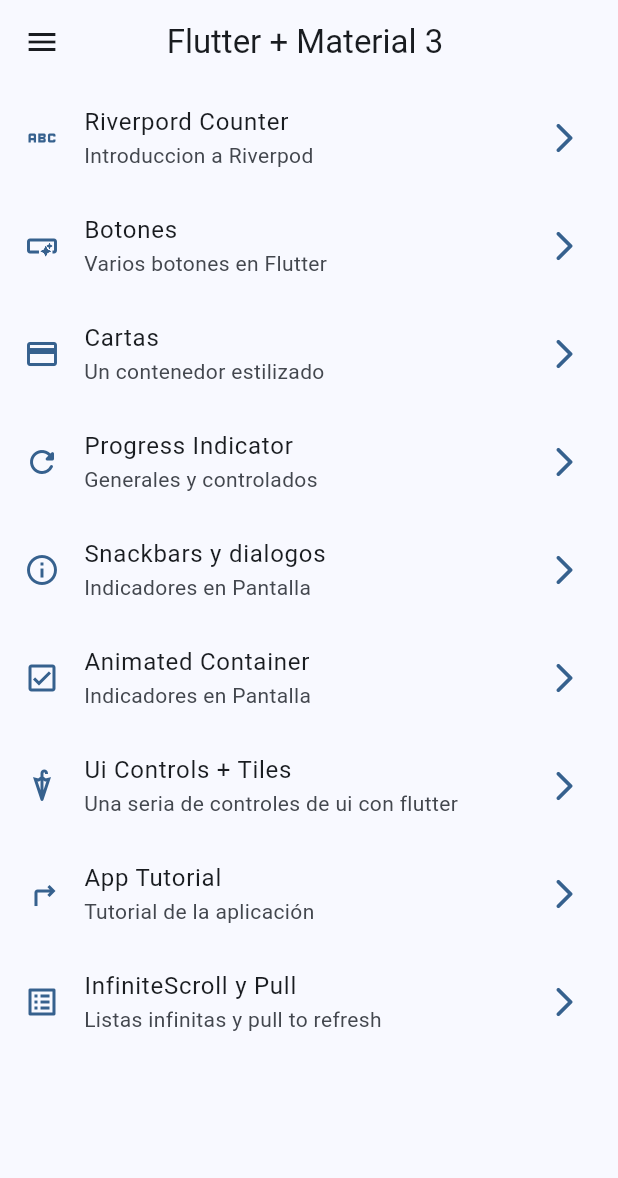
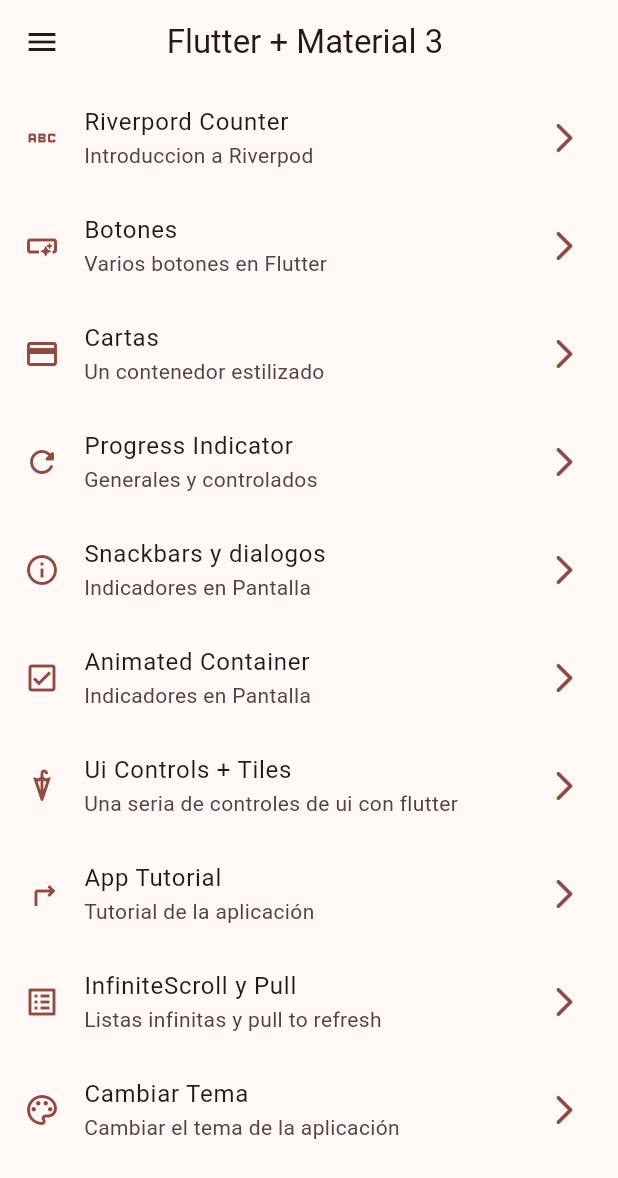
Before and after one commit to joelGabriel7/flutter-widget-app, a Flutter app: the screen it shows after launch, on a phone screen of 412 x 824 dp. Shown: the top 1178 px of the screen. Run offline on Flutter 3.47's test engine with Material 3 defaults, Android fonts, the phone set to English and light mode, and no system bars; our stand-ins replace animate_do, flutter_riverpod, go_router.

Commit message:
cambiendo de temas con riverpod provider

```diff
--- a/lib/config/menu/menu_item.dart
+++ b/lib/config/menu/menu_item.dart
@@ -59,4 +59,9 @@ const appMenuItems = <MenuItem>[
       subTitle: 'Listas infinitas y pull to refresh',
       link: "/infinite",
       icon: Icons.list_alt_outlined),
+  MenuItem(
+      title: 'Cambiar Tema',
+      subTitle: 'Cambiar el tema de la aplicación',
+      link: "/theme_change",
+      icon: Icons.color_lens_outlined),
 ];
--- a/lib/config/router/app_router.dart
+++ b/lib/config/router/app_router.dart
@@ -1,5 +1,6 @@
 import 'package:go_router/go_router.dart';
 import 'package:widgets_app/presentations/screens/screens.dart';
+
 
 // GoRouter configuration
 final appRouter = GoRouter(
@@ -61,5 +62,10 @@ final appRouter = GoRouter(
       name:CounterScreen.name,
       builder: (context, state) => const CounterScreen(),
     ),
+    GoRoute(
+      path: '/theme_change',
+      name:ThemeChangeScreen.name,
+      builder: (context, state) => const ThemeChangeScreen(),
+    ),
   ],
 );
--- a/lib/config/theme/app_theme.dart
+++ b/lib/config/theme/app_theme.dart
@@ -1,25 +1,27 @@
 import 'package:flutter/material.dart';
 
 const colorList = <Color>[
-
   Colors.red,
   Colors.blue,
   Colors.pink,
   Colors.purple,
+  Colors.green,
+  Colors.amber,
+  Colors.brown,
 ];
 
 class AppTheme {
   final int selectedColor;
+  final bool isDarkMode;
 
-  AppTheme({this.selectedColor = 0})
+  AppTheme({this.selectedColor = 0, this.isDarkMode = false})
       : assert(selectedColor >= 0, 'Color must be greather then 0'),
-       assert(selectedColor < colorList.length, 'The color must be less o equal a ${colorList.length - 1 }');
+        assert(selectedColor < colorList.length,
+            'The color must be less o equal a ${colorList.length - 1}');
 
   ThemeData getTheme() => ThemeData(
       useMaterial3: true,
+      brightness: isDarkMode? Brightness.dark:Brightness.light,
       colorSchemeSeed: colorList[selectedColor],
-        appBarTheme: const AppBarTheme(
-          centerTitle: true
-        )
-      );
+      appBarTheme: const AppBarTheme(centerTitle: true));
 }
--- a/lib/main.dart
+++ b/lib/main.dart
@@ -1,21 +1,25 @@
 import 'package:flutter/material.dart';
+import 'package:flutter_riverpod/flutter_riverpod.dart';
 import 'package:widgets_app/config/router/app_router.dart';
 import 'package:widgets_app/config/theme/app_theme.dart';
+import 'package:widgets_app/presentations/providers/theme_provider.dart';
 
 void main() {
-  runApp(const MainApp());
+  runApp(const ProviderScope(child: MainApp()));
 }
 
-class MainApp extends StatelessWidget {
+class MainApp extends ConsumerWidget {
   const MainApp({super.key});
 
   @override
-  Widget build(BuildContext context) {
+  Widget build(BuildContext context, ref) {
+    final isDarkMode = ref.watch(isDarkModeProvider);
+    final selectedColor = ref.watch(selectColorProvider);
     return MaterialApp.router(
       title: 'Flutter Widgets',
       routerConfig: appRouter,
-      debugShowCheckedModeBanner:false ,
-      theme: AppTheme(selectedColor: 1).getTheme(),
+      debugShowCheckedModeBanner: false,
+      theme: AppTheme(selectedColor: selectedColor, isDarkMode: isDarkMode).getTheme(),
     );
   }
 }
--- /dev/null
+++ b/lib/presentations/providers/counter_screen.dart
@@ -0,0 +1,3 @@
+import 'package:flutter_riverpod/flutter_riverpod.dart';
+
+final counterProvider = StateProvider((ref) => 5);
--- /dev/null
+++ b/lib/presentations/providers/theme_provider.dart
@@ -0,0 +1,10 @@
+import 'package:flutter_riverpod/flutter_riverpod.dart';
+import 'package:widgets_app/config/theme/app_theme.dart';
+
+
+// Listado de colores imutables
+final colorListProvider = Provider((ref) => colorList);
+// un simple boolean
+final isDarkModeProvider = StateProvider<bool>((ref) => false);
+// un boolen para seleccionar el color
+final selectColorProvider = StateProvider((ref) => 0);
--- a/lib/presentations/screens/animated/animated.screens.dart
+++ b/lib/presentations/screens/animated/animated.screens.dart
@@ -17,6 +17,7 @@ class _AnimatedScreenState extends State<AnimatedScreen> {
   Color color = Colors.indigo;
   double borderRadius = 10.0;
 
+  // ignore: non_constant_identifier_names
   void ChangeShape() {
     final random = Random();
     width = random.nextInt(300) + 120;
--- a/lib/presentations/screens/screens.dart
+++ b/lib/presentations/screens/screens.dart
@@ -10,4 +10,5 @@ export 'package:widgets_app/presentations/screens/home/home_screen.dart';
 export  'package:widgets_app/presentations/screens/infiniti_scroll/infinite_scroll_screens.dart';
 export  'package:widgets_app/presentations/screens/progress/progress_screen.dart';
 export  'package:widgets_app/presentations/screens/snackbar/snackbar_screen.dart';
+export 'package:widgets_app/presentations/screens/theme/theme_change.dart';
 export  'package:widgets_app/presentations/screens/ui_controls/ui_controls_screens.dart';
--- a/pubspec.yaml
+++ b/pubspec.yaml
@@ -10,6 +10,7 @@ dependencies:
   animate_do: ^3.3.1
   flutter:
     sdk: flutter
+  flutter_riverpod: ^2.4.9
   go_router: ^13.0.1
 
 dev_dependencies:
```
Also changed, not shown: lib/presentations/screens/counter/counter_screen.dart (+22 -6 lines), lib/presentations/screens/theme/theme_change.dart (added, +55 -0 lines), pubspec.lock. Lines whose indentation alone changed are shown as unchanged.
